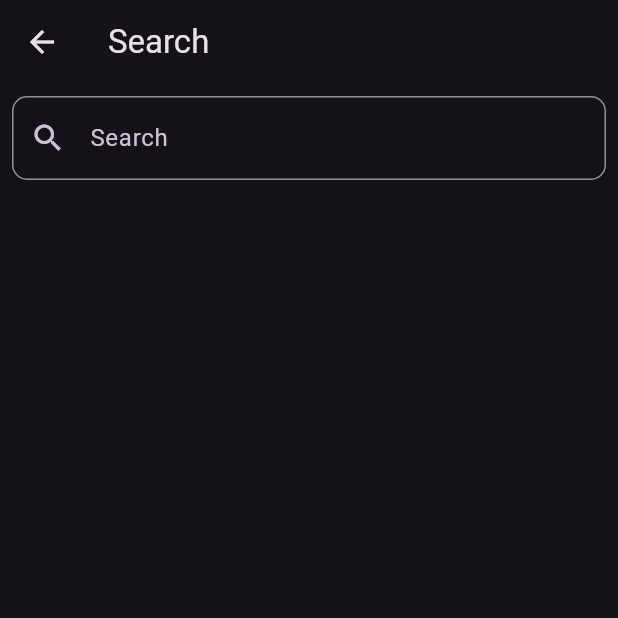
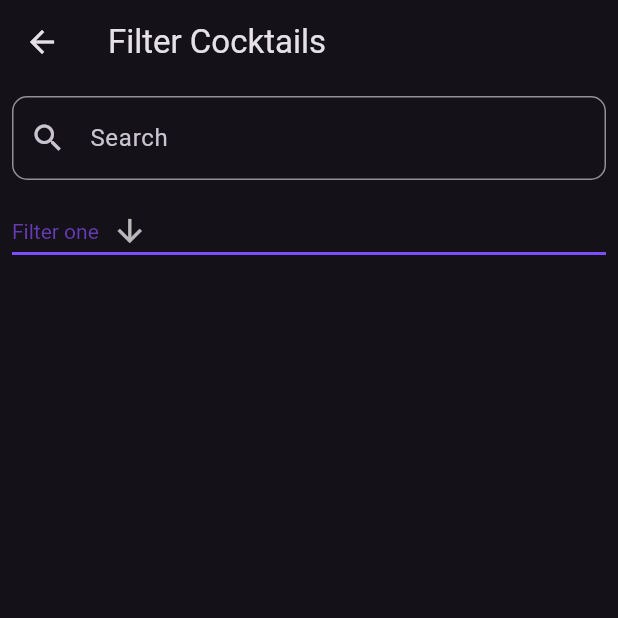
Before and after one commit to imanirajdoost/programmation-mobile-flutter, a Flutter app: the SearchPage screen opened directly, on a phone screen of 412 x 824 dp, the top half of it. Run offline on Flutter 3.47's test engine with Material 2 defaults, Android fonts, the light colour scheme and no system bars; missing offline and left inert: localstore; network calls fail.

Commit message:
adding filter

```diff
--- a/lib/views/pages/search.dart
+++ b/lib/views/pages/search.dart
@@ -1,4 +1,5 @@
 import 'package:flutter/material.dart';
+import 'package:projetprogmobile/views/search_dropdown_item.dart';
 
 class SearchPage extends StatefulWidget {
   const SearchPage({super.key});
@@ -16,7 +17,7 @@ class _SearchPageState extends State<SearchPage> {
     final searchField = TextField(
       decoration: InputDecoration(
         hintText: 'Search',
-        prefixIcon: Icon(Icons.search),
+        prefixIcon: const Icon(Icons.search),
         border: OutlineInputBorder(
           borderRadius: BorderRadius.circular(10),
         ),
@@ -33,14 +34,20 @@ class _SearchPageState extends State<SearchPage> {
 
     return Scaffold(
       appBar: AppBar(
-        title: Text('Search'),
+        title: const Text('Filter Cocktails'),
       ),
       body: Padding(
         padding: const EdgeInsets.all(8.0),
         child: Column(
           children: [
             searchFieldAndButton,
-            SizedBox(height: 10),
+            const SizedBox(height: 10),
+            const Row(
+              children: [
+                Expanded(child: DropdownButtonSearchFilter()
+                )
+              ]
+            )
           ],
         ),
       ),
--- /dev/null
+++ b/lib/views/search_dropdown_item.dart
@@ -0,0 +1,40 @@
+import 'package:flutter/material.dart';
+
+const List<String> list = <String>['Filter one', 'Filter two', 'Filter three', 'Four'];
+
+class DropdownButtonSearchFilter extends StatefulWidget {
+  const DropdownButtonSearchFilter({super.key});
+
+  @override
+  State<DropdownButtonSearchFilter> createState() => _DropdownButtonSearchFilterState();
+}
+
+class _DropdownButtonSearchFilterState extends State<DropdownButtonSearchFilter> {
+  String dropdownValue = list.first;
+
+  @override
+  Widget build(BuildContext context) {
+    return DropdownButton<String>(
+      value: dropdownValue,
+      icon: const Icon(Icons.arrow_downward),
+      elevation: 16,
+      style: const TextStyle(color: Colors.deepPurple),
+      underline: Container(
+        height: 2,
+        color: Colors.deepPurpleAccent,
+      ),
+      onChanged: (String? value) {
+        // This is called when the user selects an item.
+        setState(() {
+          dropdownValue = value!;
+        });
+      },
+      items: list.map<DropdownMenuItem<String>>((String value) {
+        return DropdownMenuItem<String>(
+          value: value,
+          child: Text(value),
+        );
+      }).toList(),
+    );
+  }
+}
```
